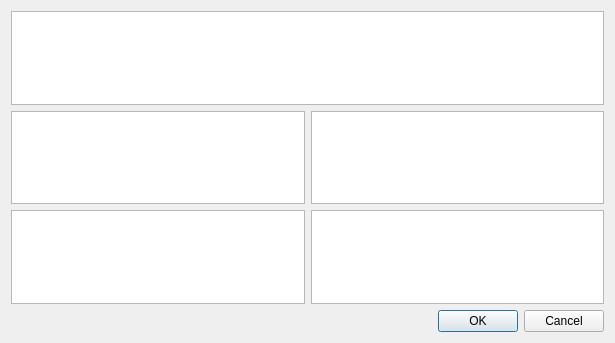
FreeHealth/freehealth, file plugins/drugsplugin/drugswidget/interactionsynthesisdialog.ui: the form before one commit.
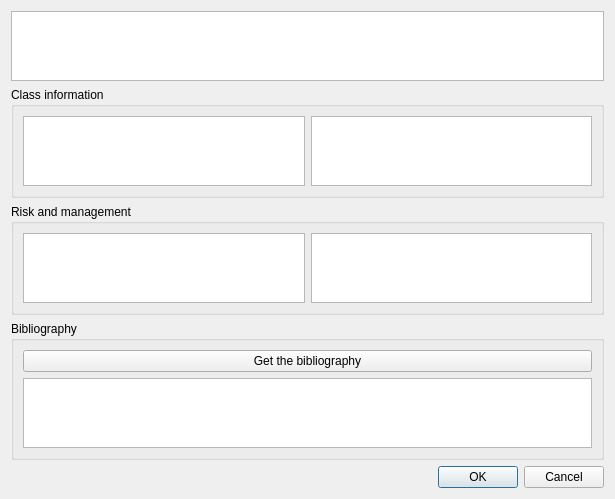
The form after the commit.

Commit message: Drugs: - including the EBM data to the interaction dialog synthesis - adding retriever in interactionbase

```diff
--- a/plugins/drugsplugin/drugswidget/interactionsynthesisdialog.ui
+++ b/plugins/drugsplugin/drugswidget/interactionsynthesisdialog.ui
@@ -7,7 +7,7 @@
     <x>0</x>
     <y>0</y>
     <width>615</width>
-    <height>343</height>
+    <height>448</height>
    </rect>
   </property>
   <property name="windowTitle">
@@ -37,27 +37,7 @@
      </property>
     </widget>
    </item>
-   <item row="2" column="0">
-    <widget class="QTextBrowser" name="firstClassInfos"/>
-   </item>
-   <item row="2" column="1">
-    <widget class="QTextBrowser" name="secondClassInfos"/>
-   </item>
-   <item row="3" column="0">
-    <widget class="QTextBrowser" name="riskBrowser">
-     <property name="toolTip">
-      <string>Risk</string>
-     </property>
-    </widget>
-   </item>
-   <item row="3" column="1">
-    <widget class="QTextBrowser" name="managementBrowser">
-     <property name="toolTip">
-      <string>Management</string>
-     </property>
-    </widget>
-   </item>
-   <item row="4" column="0" colspan="2">
+   <item row="6" column="0" colspan="2">
     <layout class="QHBoxLayout" name="horizontalLayout">
      <item>
       <widget class="QLabel" name="link">
@@ -97,6 +77,63 @@
      </item>
     </layout>
    </item>
+   <item row="4" column="0" colspan="2">
+    <widget class="QGroupBox" name="groupBox">
+     <property name="title">
+      <string>Risk and management</string>
+     </property>
+     <layout class="QGridLayout" name="gridLayout_2">
+      <item row="0" column="0">
+       <widget class="QTextBrowser" name="riskBrowser">
+        <property name="toolTip">
+         <string>Risk</string>
+        </property>
+       </widget>
+      </item>
+      <item row="0" column="1">
+       <widget class="QTextBrowser" name="managementBrowser">
+        <property name="toolTip">
+         <string>Management</string>
+        </property>
+       </widget>
+      </item>
+     </layout>
+    </widget>
+   </item>
+   <item row="2" column="0" colspan="2">
+    <widget class="QGroupBox" name="classgroup">
+     <property name="title">
+      <string>Class information</string>
+     </property>
+     <layout class="QGridLayout" name="gridLayout_3">
+      <item row="0" column="0">
+       <widget class="QTextBrowser" name="firstClassInfos"/>
+      </item>
+      <item row="0" column="1">
+       <widget class="QTextBrowser" name="secondClassInfos"/>
+      </item>
+     </layout>
+    </widget>
+   </item>
+   <item row="5" column="0" colspan="2">
+    <widget class="QGroupBox" name="bibliogroup">
+     <property name="title">
+      <string>Bibliography</string>
+     </property>
+     <layout class="QGridLayout" name="gridLayout_4">
+      <item row="1" column="0">
+       <widget class="QTextBrowser" name="biblio"/>
+      </item>
+      <item row="0" column="0">
+       <widget class="QPushButton" name="getBiblio">
+        <property name="text">
+         <string>Get the bibliography</string>
+        </property>
+       </widget>
+      </item>
+     </layout>
+    </widget>
+   </item>
   </layout>
  </widget>
  <resources/>
```
The commit also changes 5 other files.
